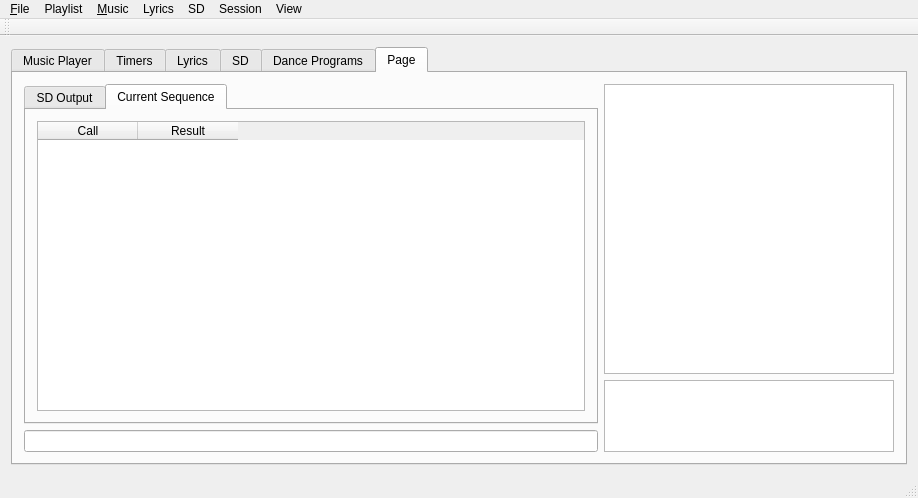
Before: the Qt Designer form SquareDesk-DEV/test123/mainwindow.ui in mpogue2/SquareDesk, drawn with Qt 5.
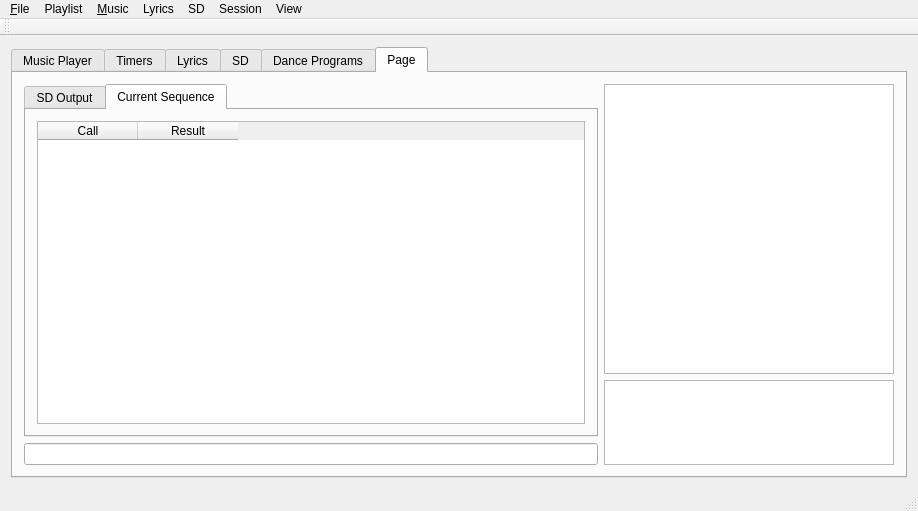
After: the same form once the commit is applied. Icons and pictures are not drawn. Custom widgets are drawn as their Qt base class.

Patch:
```diff
--- a/SquareDesk-DEV/test123/mainwindow.ui
+++ b/SquareDesk-DEV/test123/mainwindow.ui
@@ -7,7 +7,7 @@
     <x>0</x>
     <y>0</y>
     <width>918</width>
-    <height>423</height>
+    <height>511</height>
    </rect>
   </property>
   <property name="windowTitle">
```
Left out of the diff: 3 changed lines with no effect on the pictures.
